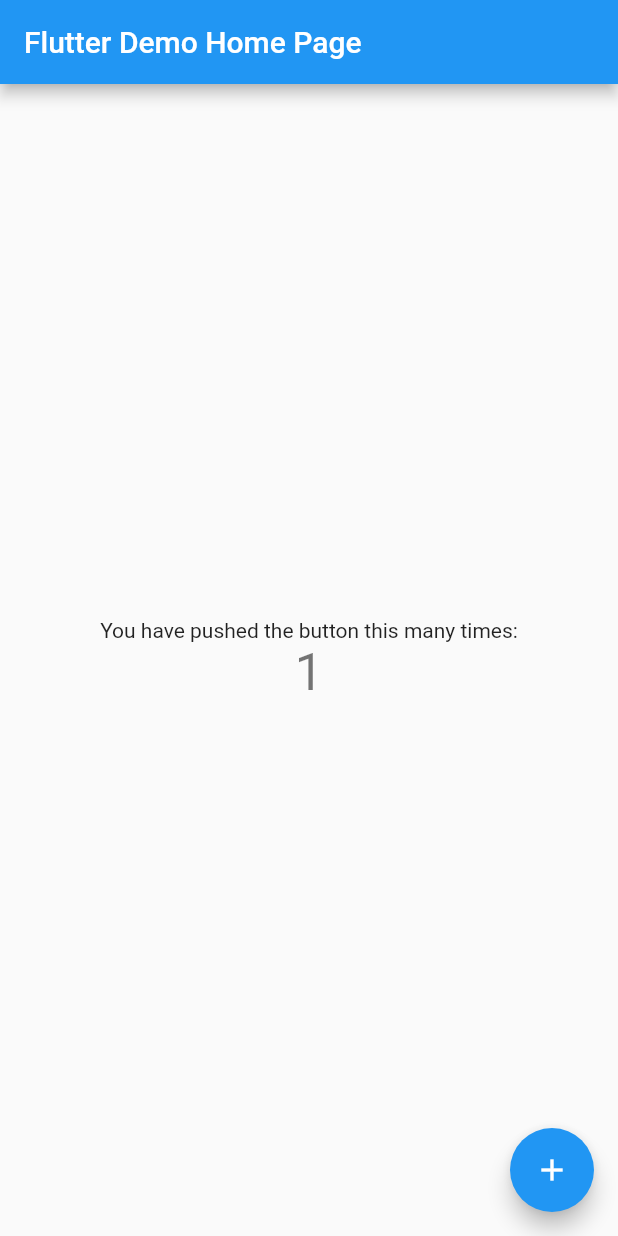
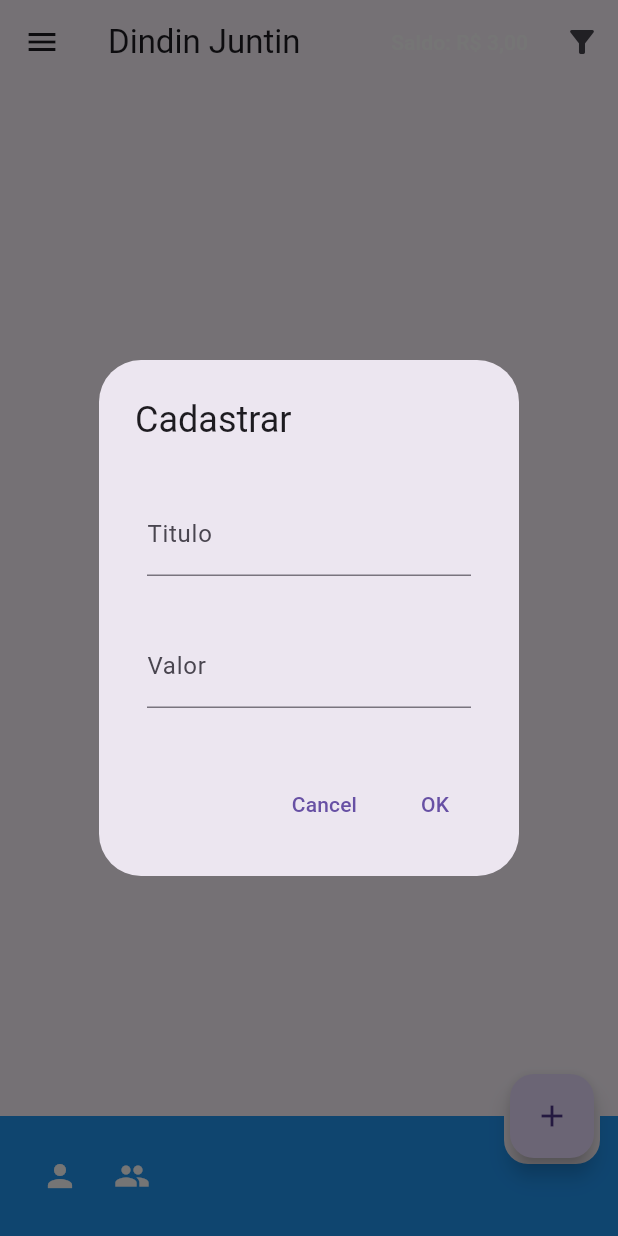
Before and after one commit to JonatasMA/dindin-juntin, a Flutter app: the screen it shows after launch, after a tap on the "add" icon, on a phone screen of 412 x 824 dp. Run offline on Flutter 3.47's test engine with Material 2 defaults, Android fonts, the phone set to English and light mode, and no system bars; our stand-ins replace firebase_core, firebase_database; missing offline and left inert: dart:ffi; accounts and stored records are empty; generated files the repository leaves out were written again.

```diff
--- a/lib/main.dart
+++ b/lib/main.dart
@@ -1,115 +1,255 @@
+import 'dart:convert';
+import 'dart:ffi';
+import 'dart:math';
+
+import 'package:dindin_juntin/models/bill.dart';
+import 'package:firebase_core/firebase_core.dart';
+import 'package:dindin_juntin/firebase_options.dart';
+import 'package:firebase_database/firebase_database.dart';
 import 'package:flutter/material.dart';
+import 'package:flutter/services.dart';
+import 'widgets/card_list.dart';
 
-void main() {
-  runApp(const MyApp());
+Future<void> main() async {
+  WidgetsFlutterBinding.ensureInitialized();
+  // await Firebase.initializeApp(
+  //   options: DefaultFirebaseOptions.currentPlatform,
+  // );
+  runApp(Home());
 }
 
-class MyApp extends StatelessWidget {
-  const MyApp({super.key});
+class Home extends StatelessWidget {
+  final Future<FirebaseApp> _fbApp =
+      Firebase.initializeApp(options: DefaultFirebaseOptions.currentPlatform);
+  Home({super.key});
 
-  // This widget is the root of your application.
   @override
   Widget build(BuildContext context) {
     return MaterialApp(
-      title: 'Flutter Demo',
-      theme: ThemeData(
-        // This is the theme of your application.
-        //
-        // Try running your application with "flutter run". You'll see the
-        // application has a blue toolbar. Then, without quitting the app, try
-        // changing the primarySwatch below to Colors.green and then invoke
-        // "hot reload" (press "r" in the console where you ran "flutter run",
-        // or simply save your changes to "hot reload" in a Flutter IDE).
-        // Notice that the counter didn't reset back to zero; the application
-        // is not restarted.
-        primarySwatch: Colors.blue,
-      ),
-      home: const MyHomePage(title: 'Flutter Demo Home Page'),
-    );
+        title: 'Dindin Juntin',
+        theme: ThemeData(primarySwatch: Colors.blue, useMaterial3: true),
+        home: FutureBuilder(
+          future: _fbApp,
+          builder: (context, snapshot) {
+            if (snapshot.hasError) {
+              print('You have an error! ${snapshot.error.toString()}');
+              return Text('Somenthing went wrong!');
+            } else if (snapshot.hasData) {
+              return const HomePage(title: 'Dindin Juntin');
+            } else {
+              return const Center(
+                child: CircularProgressIndicator(),
+              );
+            }
+          },
+        )
+        // home: const MyHomePage(title: 'Dindin Juntin'),
+        );
   }
 }
 
-class MyHomePage extends StatefulWidget {
-  const MyHomePage({super.key, required this.title});
-
-  // This widget is the home page of your application. It is stateful, meaning
-  // that it has a State object (defined below) that contains fields that affect
-  // how it looks.
-
-  // This class is the configuration for the state. It holds the values (in this
-  // case the title) provided by the parent (in this case the App widget) and
-  // used by the build method of the State. Fields in a Widget subclass are
-  // always marked "final".
-
+class HomePage extends StatefulWidget {
+  const HomePage({super.key, required this.title});
   final String title;
 
   @override
-  State<MyHomePage> createState() => _MyHomePageState();
+  State<HomePage> createState() => _HomePageState();
 }
 
-class _MyHomePageState extends State<MyHomePage> {
-  int _counter = 0;
+class _HomePageState extends State<HomePage> {
+  dynamic _bills = [];
+  FloatingActionButtonLocation _fabLocation =
+      FloatingActionButtonLocation.endDocked;
 
-  void _incrementCounter() {
+  void _onButtomClick() {
+    print('index');
+  }
+
+  Widget place = const CircularProgressIndicator();
+
+  Future funcThatMakesAsyncCall() async {
+    DatabaseReference _fbd =
+        FirebaseDatabase.instance.ref('A1').child('jonatas').child('bills');
+    var result = await _fbd.get();
+    List bills = [];
+    for (var i = 0; i < result.children.length; i++) {
+      dynamic bill = result.child(i.toString());
+      bills.add(Bills.fromFirebase(bill));
+    }
+
     setState(() {
-      // This call to setState tells the Flutter framework that something has
-      // changed in this State, which causes it to rerun the build method below
-      // so that the display can reflect the updated values. If we changed
-      // _counter without calling setState(), then the build method would not be
-      // called again, and so nothing would appear to happen.
-      _counter++;
+      _bills = bills;
+      place = CardList(_bills);
     });
   }
 
   @override
   Widget build(BuildContext context) {
-    // This method is rerun every time setState is called, for instance as done
-    // by the _incrementCounter method above.
-    //
-    // The Flutter framework has been optimized to make rerunning build methods
-    // fast, so that you can just rebuild anything that needs updating rather
-    // than having to individually change instances of widgets.
+    String saldo = '3,00';
+    final ButtonStyle style = TextButton.styleFrom(
+      foregroundColor: Theme.of(context).colorScheme.onPrimary,
+    );
+    funcThatMakesAsyncCall();
+    // DatabaseReference _fbd = FirebaseDatabase.instance.ref('A1').child('jonatas').child('bills');
+    // _fbd.onValue.listen((DatabaseEvent event) {
+    //   data = event.snapshot.value.toString();
+    //   setState(() {
+    //     data = data;
+    //   });
+    // });
+
+    var _title = '';
+    var _value = '';
+
+    void _saveBill() {
+      DatabaseReference _testRef =
+          FirebaseDatabase.instance.ref('A1').child('jonatas');
+      Bills bill = Bills(_value, _title, 1);
+      _bills.add(bill);
+      List jsonBills = [];
+      _bills.forEach((value) => {
+        jsonBills.add(value.toJson())
+      });
+      _testRef.child('bills').set(jsonBills);
+    }
+
     return Scaffold(
       appBar: AppBar(
-        // Here we take the value from the MyHomePage object that was created by
-        // the App.build method, and use it to set our appbar title.
         title: Text(widget.title),
+        leading: IconButton(
+          tooltip: 'Menu',
+          icon: const Icon(Icons.menu),
+          onPressed: () {},
+        ),
+        actions: [
+          TextButton(
+            style: style,
+            onPressed: () {},
+            child: Text('Saldo: R\$ $saldo'),
+          ),
+          IconButton(
+            tooltip: 'Filtrar',
+            icon: const Icon(Icons.filter_alt),
+            onPressed: () {},
+          ),
+        ],
       ),
-      body: Center(
-        // Center is a layout widget. It takes a single child and positions it
-        // in the middle of the parent.
-        child: Column(
-          // Column is also a layout widget. It takes a list of children and
-          // arranges them vertically. By default, it sizes itself to fit its
-          // children horizontally, and tries to be as tall as its parent.
-          //
-          // Invoke "debug painting" (press "p" in the console, choose the
-          // "Toggle Debug Paint" action from the Flutter Inspector in Android
-          // Studio, or the "Toggle Debug Paint" command in Visual Studio Code)
-          // to see the wireframe for each widget.
-          //
-          // Column has various properties to control how it sizes itself and
-          // how it positions its children. Here we use mainAxisAlignment to
-          // center the children vertically; the main axis here is the vertical
-          // axis because Columns are vertical (the cross axis would be
-          // horizontal).
-          mainAxisAlignment: MainAxisAlignment.center,
+      body: Center(child: place),
+      floatingActionButton: FloatingActionButton(
+        onPressed: () => showDialog<String>(
+          context: context,
+          builder: (BuildContext context) => AlertDialog(
+            title: const Text('Cadastrar'),
+            content: Column(
+              crossAxisAlignment: CrossAxisAlignment.start,
+              mainAxisSize: MainAxisSize.min,
+              children: <Widget>[
+                Padding(
+                  padding:
+                      const EdgeInsets.symmetric(horizontal: 8, vertical: 16),
+                  child: TextFormField(
+                    onChanged: (value) => {_title = value},
+                    decoration: const InputDecoration(
+                      border: UnderlineInputBorder(),
+                      labelText: 'Titulo',
+                    ),
+                  ),
+                ),
+                Padding(
+                  padding:
+                      const EdgeInsets.symmetric(horizontal: 8, vertical: 16),
+                  child: TextFormField(
+                    onChanged: (value) => {_value = value},
+                    decoration: const InputDecoration(
+                      border: UnderlineInputBorder(),
+                      labelText: 'Valor',
+                    ),
+                  ),
+                ),
+              ],
+            ),
+            actions: <Widget>[
+              TextButton(
+                onPressed: () => Navigator.pop(context, 'Cancel'),
+                child: const Text('Cancel'),
+              ),
+              TextButton(
+                onPressed: () => {
+                  _saveBill(),
+                  Navigator.pop(context, 'OK')
+                },
+                child: const Text('OK'),
+              ),
+            ],
+          ),
+        ),
+        tooltip: 'Increment',
+        child: const Icon(Icons.add),
+      ),
+      floatingActionButtonLocation: _fabLocation,
+      bottomNavigationBar: _BottomAppBar(
+        fabLocation: _fabLocation,
+        shape: const AutomaticNotchedShape(
+          RoundedRectangleBorder(
+            borderRadius: BorderRadius.vertical(
+              top: Radius.circular(0),
+            ),
+          ),
+          RoundedRectangleBorder(
+            borderRadius: BorderRadius.all(Radius.circular(16)),
+          ),
+        ),
+      ),
+    );
+  }
+}
+
+class _BottomAppBar extends StatelessWidget {
+  const _BottomAppBar({
+    this.fabLocation = FloatingActionButtonLocation.centerDocked,
+    this.shape = const AutomaticNotchedShape(
+      RoundedRectangleBorder(
+        borderRadius: BorderRadius.vertical(
+          top: Radius.circular(15),
+        ),
+      ),
+      RoundedRectangleBorder(
+        borderRadius: BorderRadius.all(Radius.circular(10)),
+      ),
+    ),
+  });
+
+  final FloatingActionButtonLocation fabLocation;
+  final NotchedShape? shape;
+
+  static final List<FloatingActionButtonLocation> centerLocations =
+      <FloatingActionButtonLocation>[
+    FloatingActionButtonLocation.centerDocked,
+    FloatingActionButtonLocation.centerFloat,
+  ];
+
+  @override
+  Widget build(BuildContext context) {
+    return BottomAppBar(
+      shape: shape,
+      color: Colors.blue,
+      child: IconTheme(
+        data: IconThemeData(color: Theme.of(context).colorScheme.onPrimary),
+        child: Row(
           children: <Widget>[
-            const Text(
-              'You have pushed the button this many times:',
+            IconButton(
+              tooltip: 'Search',
+              icon: const Icon(Icons.person, color: Colors.white),
+              onPressed: () {},
             ),
-            Text(
-              '$_counter',
-              style: Theme.of(context).textTheme.headline4,
+            IconButton(
+              tooltip: 'Favorite',
+              icon: const Icon(Icons.group, color: Colors.white),
+              onPressed: () {},
             ),
           ],
         ),
       ),
-      floatingActionButton: FloatingActionButton(
-        onPressed: _incrementCounter,
-        tooltip: 'Increment',
-        child: const Icon(Icons.add),
-      ), // This trailing comma makes auto-formatting nicer for build methods.
     );
   }
 }
--- /dev/null
+++ b/lib/models/bill.dart
@@ -0,0 +1,27 @@
+class Bills {
+  String? value;
+  String? title;
+  int? billType;
+
+  Bills(this.value, this.title, this.billType);
+
+  Bills.fromJson(Map<String, dynamic> json) {
+    value = json['value'];
+    title = json['title'];
+    billType = json['billType'];
+  }
+
+  Bills.fromFirebase(bill) {
+    value = bill.child('value').value;
+    title = bill.child('title').value;
+    billType = bill.child('billType').value;
+  }
+
+  Map<String, dynamic> toJson() {
+    final Map<String, dynamic> data = new Map<String, dynamic>();
+    data['value'] = value;
+    data['title'] = title;
+    data['billType'] = billType;
+    return data;
+  }
+}
--- /dev/null
+++ b/lib/widgets/card_list.dart
@@ -0,0 +1,26 @@
+import 'package:dindin_juntin/models/bill.dart';
+import 'package:flutter/material.dart';
+import 'iten_card.dart';
+
+class CardList extends StatelessWidget {
+  dynamic list;
+  CardList(this.list, {super.key});
+  @override
+  Widget build(BuildContext context) {
+    print(list);
+    List<Widget> cards = [];
+
+    for (var i = 0; i < list.length; i++) {
+      cards.add(
+        ItenCard(list[i].title, list[i].value, list[i].billType)
+      );
+    }
+
+    return Container(
+      child: ListView(
+        padding: const EdgeInsets.all(8),
+        children: cards,
+      )
+    );
+  }
+}
--- a/pubspec.yaml
+++ b/pubspec.yaml
@@ -36,6 +36,8 @@ dependencies:
   # The following adds the Cupertino Icons font to your application.
   # Use with the CupertinoIcons class for iOS style icons.
   cupertino_icons: ^1.0.2
+  firebase_core: ^2.1.1
+  firebase_database: ^10.0.4
 
 dev_dependencies:
   flutter_test:
```
Also changed, not shown: lib/widgets/add_bill_alert.dart (added, +47 -0 lines), lib/widgets/iten_card.dart (added, +48 -0 lines), pubspec.lock, 3 other files.
